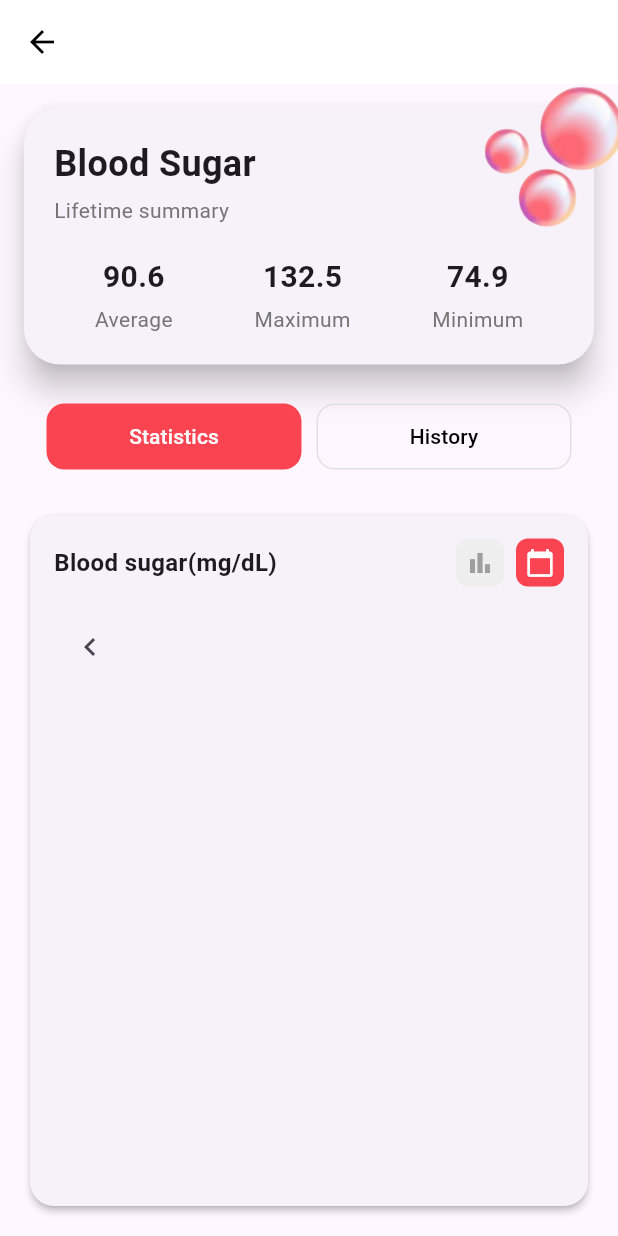
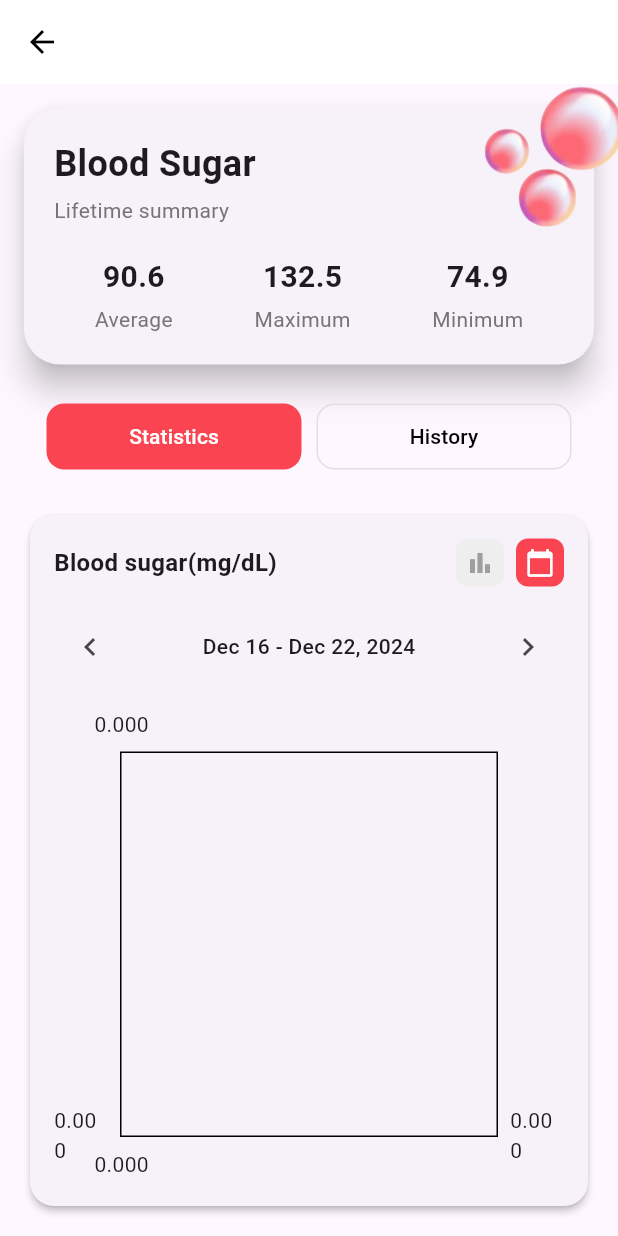
Before and after one commit to Karmoshaar/blood_sugar_app, a Flutter app: the SugarStats screen opened by its route, on a phone screen of 412 x 824 dp. Run offline on Flutter 3.47's test engine with Material 3 defaults, Android fonts, the phone set to English and light mode, and no system bars; drawn by our look-alikes of fl_chart; our stand-ins replace flutter_riverpod, flutter_time_picker_spinner, font_awesome_flutter, loading_animation_widget, numberpicker, smooth_page_indicator; missing offline and left inert: dss_cupertino_date_picker.

Commit message:
feat: Add blood sugar chart scaffolding
Adds the `fl_chart` dependency to enable chart functionality.

This commit introduces the basic structure for the blood sugar chart within the sugar statistics screen. It includes date navigation buttons with a placeholder date range and an empty `LineChart` from the `fl_chart` library, configured with horizontal grid lines.

```diff
--- a/lib/HealthData/sugar_stats.dart
+++ b/lib/HealthData/sugar_stats.dart
@@ -1,4 +1,6 @@
 import 'package:flutter/material.dart';
+import 'package:fl_chart/fl_chart.dart';
+import 'dart:math' as math;
 
 Widget _buildStat(String value, String label) {
   return Column(
@@ -230,7 +232,36 @@ class _SugarStatsState extends State<SugarStats> {
                             onPressed: () {},
                             icon: const Icon(Icons.chevron_left),
                           ),
+                          const Text(
+                            "Dec 16 - Dec 22, 2024",
+                            style: TextStyle(
+                              fontSize: 14,
+                              fontWeight: FontWeight.w500,
+                            ),
+                          ),
+                          IconButton(
+                            onPressed: () {},
+                            icon: const Icon(Icons.chevron_right),
+                          ),
                         ],
+                      ),
+                      const SizedBox(height: 16),
+                      Expanded(
+                        child: LineChart(
+                          LineChartData(
+                            gridData: FlGridData(
+                              show: true,
+                              drawVerticalLine: false,
+                              horizontalInterval: 20,
+                              getDrawingHorizontalLine: (value) {
+                                return FlLine(
+                                  color: Colors.grey[200],
+                                  strokeWidth: 1,
+                                );
+                              },
+                            ),
+                          ),
+                        ),
                       ),
                     ],
                   ),
```
